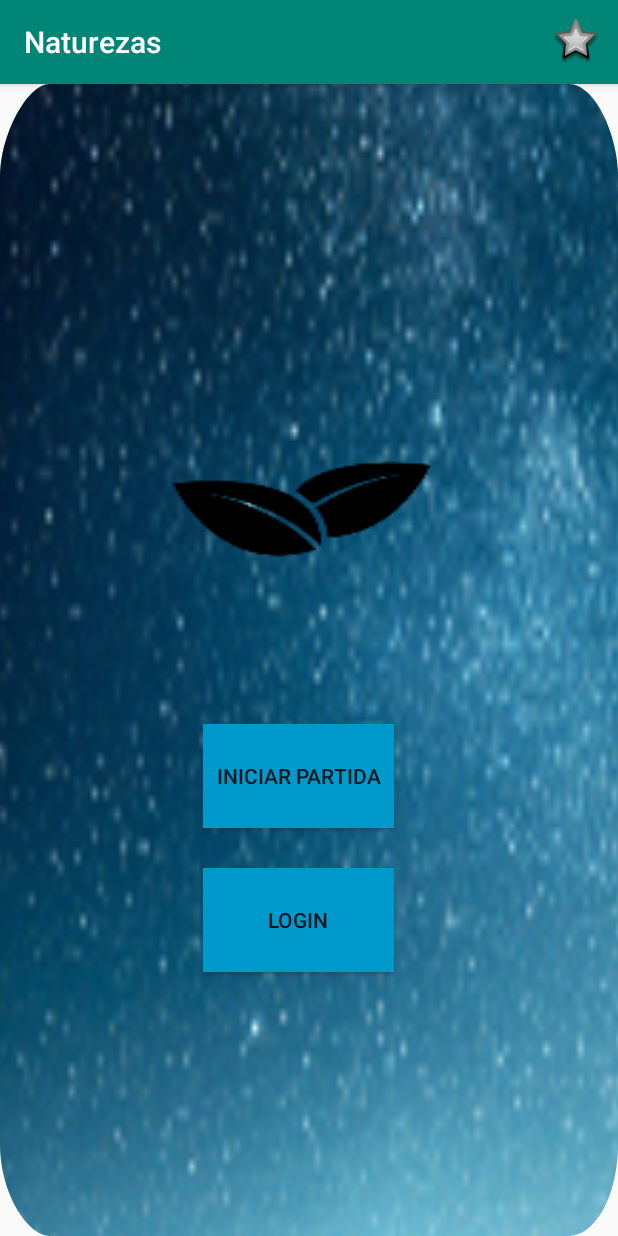
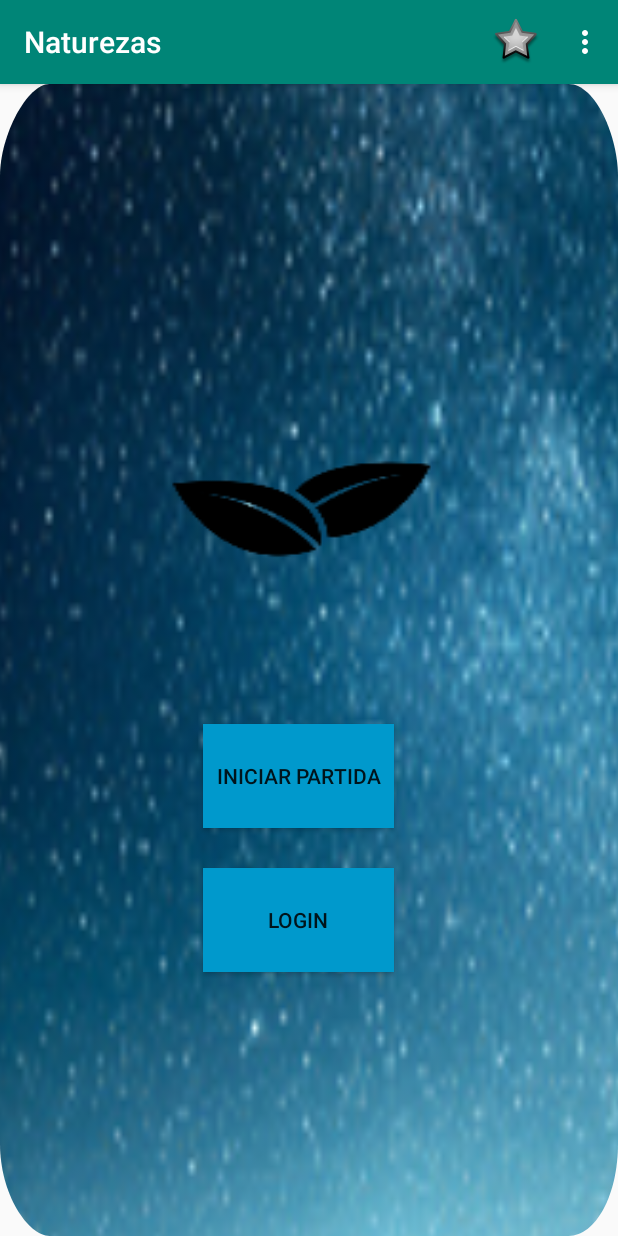
Before and after one commit to ViniciusCortez0202/ProjetoAndroid.Naturezas, an Android app: the screen it shows after launch (Home), on a phone screen of 412 x 824 dp. Run offline under Robolectric (Android 15) with nearby library versions, the phone set to English and light mode, and no system bars.

Commit message:
Toobar item not always

```diff
--- a/app/src/main/res/menu/menu_toobar.xml
+++ b/app/src/main/res/menu/menu_toobar.xml
@@ -7,4 +7,9 @@
         android:title="Ranking"
         app:showAsAction="always" />
 
+    <item
+    android:id="@+id/menu_ranking_deslogar"
+    android:icon="@android:drawable/star_big_off"
+    android:title="Ranking" />
+
 </menu>
```
